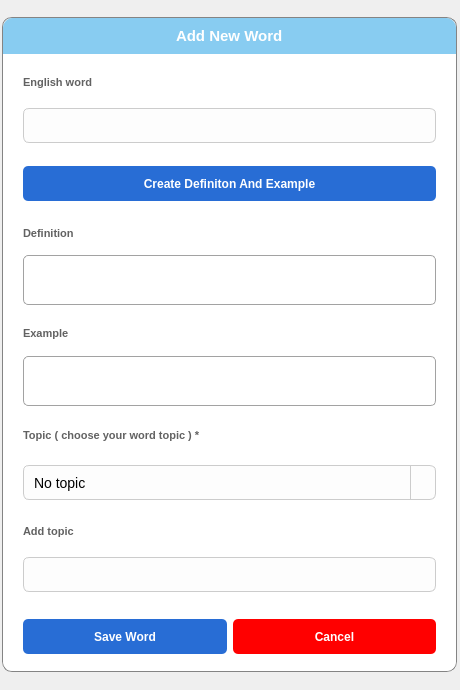
Qt form UI/forms/add_vocabulary.ui (yuukun123/LexiLand) before a commit.
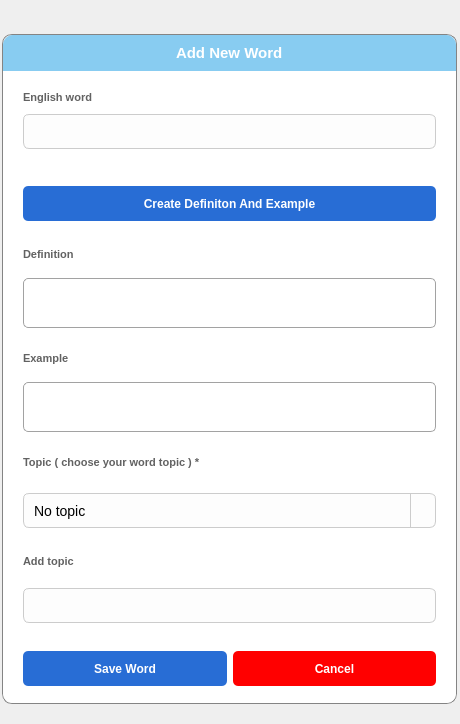
The same form after that commit. Icons and pictures are not drawn.

What changed in the file:
```diff
--- a/UI/forms/add_vocabulary.ui
+++ b/UI/forms/add_vocabulary.ui
@@ -7,7 +7,7 @@
     <x>0</x>
     <y>0</y>
     <width>460</width>
-    <height>690</height>
+    <height>724</height>
    </rect>
   </property>
   <property name="windowTitle">
@@ -34,7 +34,7 @@
      <property name="minimumSize">
       <size>
        <width>455</width>
-       <height>655</height>
+       <height>670</height>
       </size>
      </property>
      <property name="maximumSize">
@@ -210,7 +210,7 @@
               <property name="maximumSize">
                <size>
                 <width>16777215</width>
-                <height>50</height>
+                <height>60</height>
                </size>
               </property>
               <property name="frameShape">
@@ -219,7 +219,10 @@
               <property name="frameShadow">
                <enum>QFrame::Raised</enum>
               </property>
-              <layout class="QHBoxLayout" name="horizontalLayout_4">
+              <layout class="QVBoxLayout" name="verticalLayout_8">
+               <property name="spacing">
+                <number>10</number>
+               </property>
                <property name="leftMargin">
                 <number>0</number>
                </property>
@@ -256,6 +259,22 @@
                  </property>
                 </widget>
                </item>
+               <item>
+                <widget class="QLabel" name="suggestionLabel">
+                 <property name="font">
+                  <font>
+                   <underline>true</underline>
+                  </font>
+                 </property>
+                 <property name="styleSheet">
+                  <string notr="true">color: #c1121f; /* Một màu xanh dương đẹp mắt */
+text-decoration: underline; /* Gạch chân */</string>
+                 </property>
+                 <property name="text">
+                  <string/>
+                 </property>
+                </widget>
+               </item>
               </layout>
              </widget>
             </item>
```
